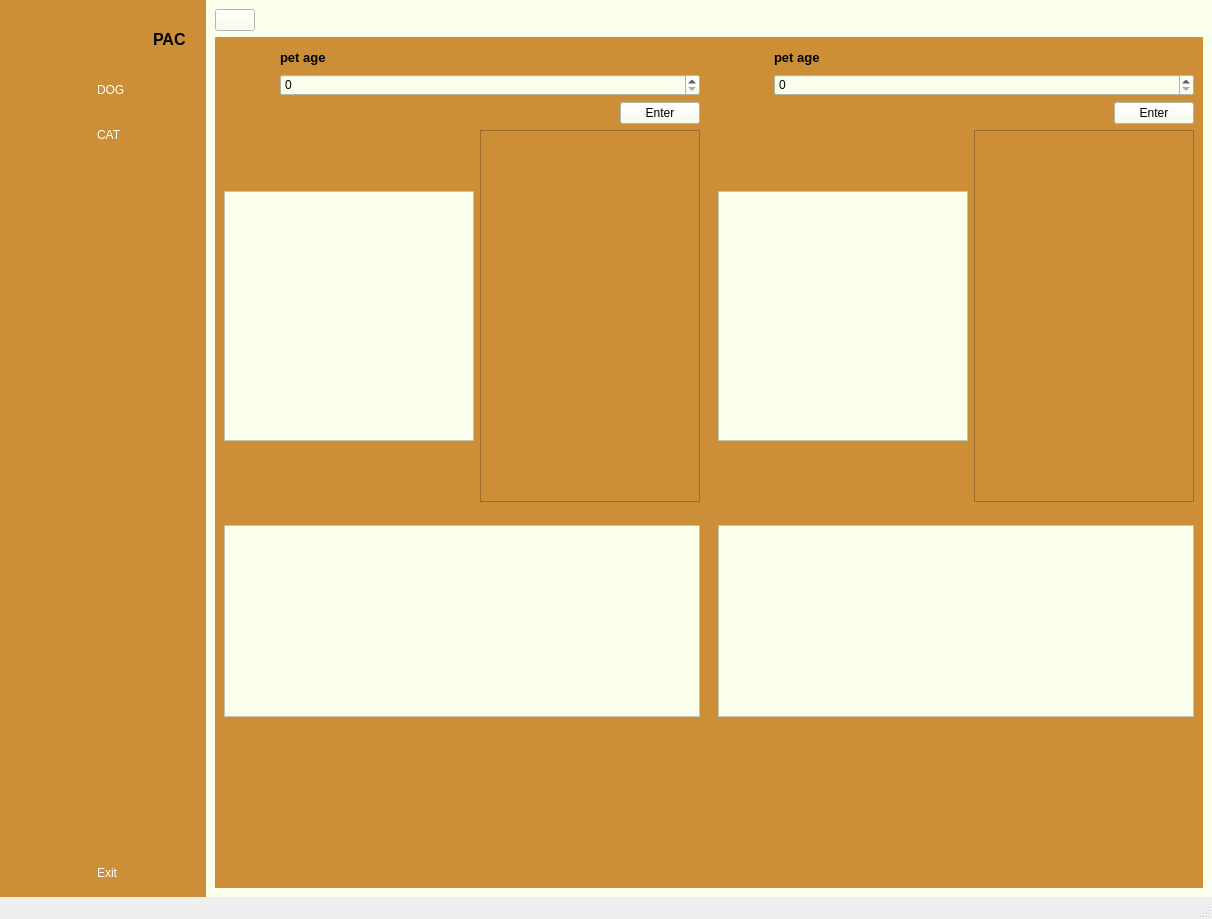
Before: the Qt Designer form program_gui.ui in PPchayutt/PSCP-Project, drawn with Qt 5.
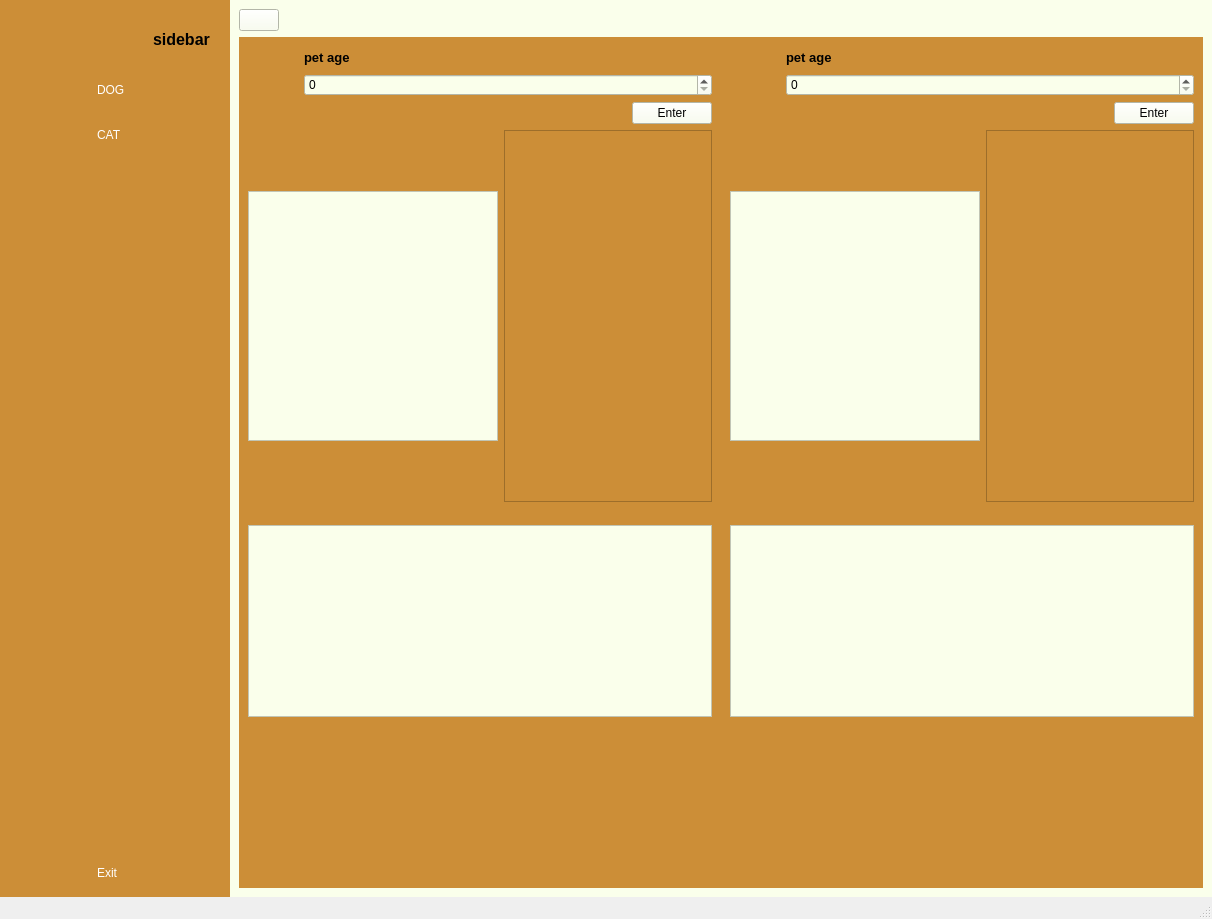
After: the same form once the commit is applied. Icons and pictures are not drawn.

The edit to the form file:
```diff
--- a/program_gui.ui
+++ b/program_gui.ui
@@ -100,7 +100,7 @@
             </font>
            </property>
            <property name="text">
-            <string>PAC</string>
+            <string>sidebar</string>
            </property>
           </widget>
          </item>
```
Left out of the diff: 450 changed lines with no effect on the pictures.
